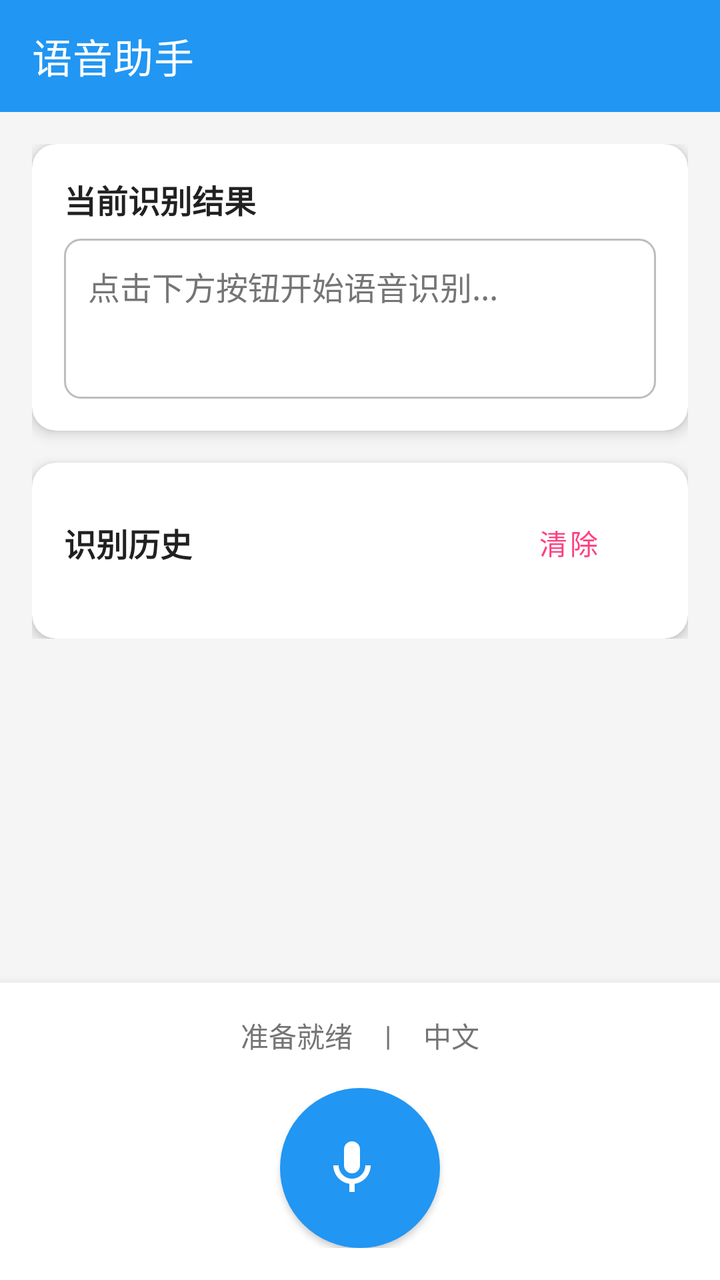
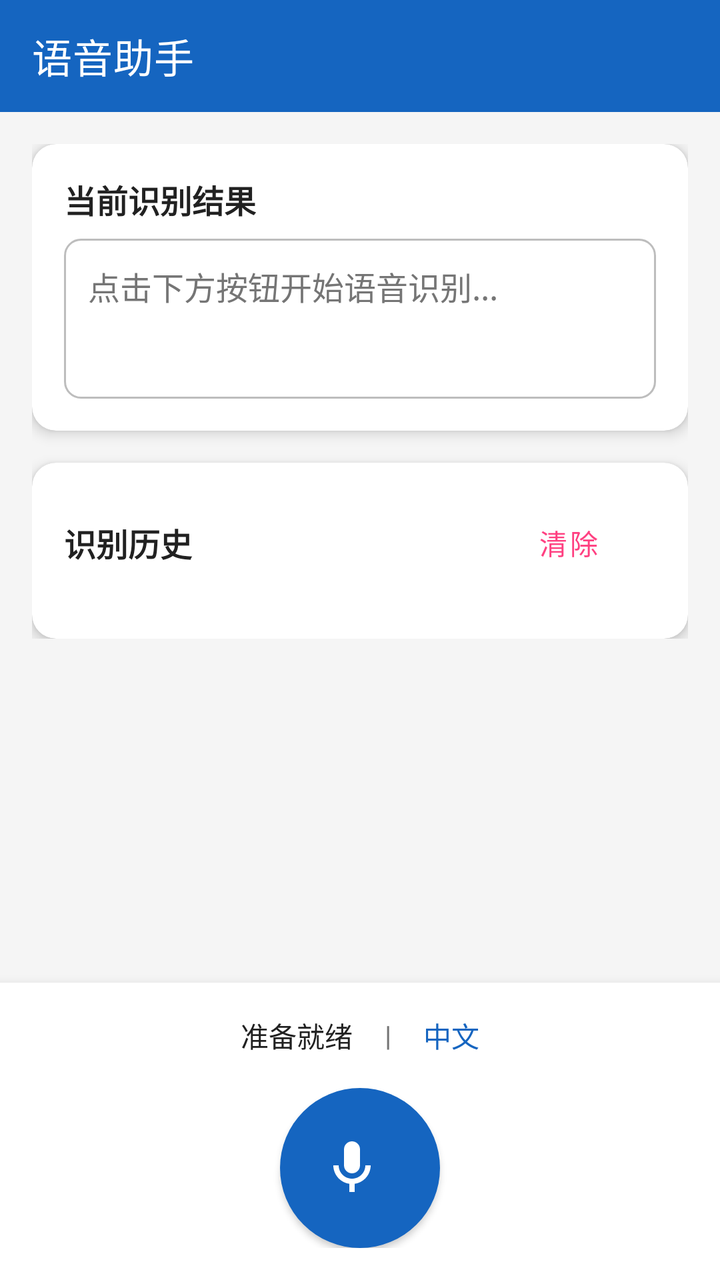

An Android layout rendered at two revisions. The XML below is the earlier revision; the diff shows what the commit changed to produce the second picture.
<!-- AndroidManifest.xml: activity theme Theme.VoiceAssistant -->
<!-- res/layout/activity_main.xml -->
<?xml version="1.0" encoding="utf-8"?>
<androidx.constraintlayout.widget.ConstraintLayout xmlns:android="http://schemas.android.com/apk/res/android"
    xmlns:app="http://schemas.android.com/apk/res-auto"
    xmlns:tools="http://schemas.android.com/tools"
    android:layout_width="match_parent"
    android:layout_height="match_parent"
    android:background="@color/background"
    tools:context=".MainActivity">

    
    <com.google.android.material.appbar.AppBarLayout
        android:id="@+id/appBarLayout"
        android:layout_width="match_parent"
        android:layout_height="wrap_content"
        android:background="@color/primary"
        app:layout_constraintTop_toTopOf="parent">

        <androidx.appcompat.widget.Toolbar
            android:id="@+id/toolbar"
            android:layout_width="match_parent"
            android:layout_height="?attr/actionBarSize"
            android:theme="@style/ThemeOverlay.AppCompat.Dark.ActionBar"
            app:title="@string/app_name"
            app:titleTextColor="@color/white" />

    </com.google.android.material.appbar.AppBarLayout>

    
    <androidx.core.widget.NestedScrollView
        android:layout_width="match_parent"
        android:layout_height="0dp"
        app:layout_constraintBottom_toTopOf="@id/bottomPanel"
        app:layout_constraintTop_toBottomOf="@id/appBarLayout">

        <LinearLayout
            android:layout_width="match_parent"
            android:layout_height="wrap_content"
            android:orientation="vertical"
            android:padding="16dp">

            
            <com.google.android.material.card.MaterialCardView
                android:layout_width="match_parent"
                android:layout_height="wrap_content"
                android:layout_marginBottom="16dp"
                app:cardCornerRadius="12dp"
                app:cardElevation="4dp">

                <LinearLayout
                    android:layout_width="match_parent"
                    android:layout_height="wrap_content"
                    android:orientation="vertical"
                    android:padding="16dp">

                    <TextView
                        android:layout_width="wrap_content"
                        android:layout_height="wrap_content"
                        android:text="当前识别结果"
                        android:textColor="@color/text_primary"
                        android:textSize="16sp"
                        android:textStyle="bold" />

                    <TextView
                        android:id="@+id/tvCurrentText"
                        android:layout_width="match_parent"
                        android:layout_height="wrap_content"
                        android:layout_marginTop="8dp"
                        android:background="@drawable/text_background"
                        android:minHeight="80dp"
                        android:padding="12dp"
                        android:text="点击下方按钮开始语音识别..."
                        android:textColor="@color/text_secondary"
                        android:textSize="16sp" />

                    <TextView
                        android:id="@+id/tvPartialText"
                        android:layout_width="match_parent"
                        android:layout_height="wrap_content"
                        android:layout_marginTop="8dp"
                        android:textColor="@color/accent"
                        android:textSize="14sp"
                        android:visibility="gone" />

                </LinearLayout>

            </com.google.android.material.card.MaterialCardView>

            
            <com.google.android.material.card.MaterialCardView
                android:layout_width="match_parent"
                android:layout_height="wrap_content"
                app:cardCornerRadius="12dp"
                app:cardElevation="4dp">

                <LinearLayout
                    android:layout_width="match_parent"
                    android:layout_height="wrap_content"
                    android:orientation="vertical"
                    android:padding="16dp">

                    <LinearLayout
                        android:layout_width="match_parent"
                        android:layout_height="wrap_content"
                        android:gravity="center_vertical"
                        android:orientation="horizontal">

                        <TextView
                            android:layout_width="0dp"
                            android:layout_height="wrap_content"
                            android:layout_weight="1"
                            android:text="识别历史"
                            android:textColor="@color/text_primary"
                            android:textSize="16sp"
                            android:textStyle="bold" />

                        <com.google.android.material.button.MaterialButton
                            android:id="@+id/btnClearHistory"
                            style="@style/Widget.MaterialComponents.Button.TextButton"
                            android:layout_width="wrap_content"
                            android:layout_height="wrap_content"
                            android:text="清除"
                            android:textColor="@color/accent" />

                    </LinearLayout>

                    <androidx.recyclerview.widget.RecyclerView
                        android:id="@+id/rvHistory"
                        android:layout_width="match_parent"
                        android:layout_height="wrap_content"
                        android:layout_marginTop="8dp"
                        android:nestedScrollingEnabled="false" />

                </LinearLayout>

            </com.google.android.material.card.MaterialCardView>

        </LinearLayout>

    </androidx.core.widget.NestedScrollView>

    
    <LinearLayout
        android:id="@+id/bottomPanel"
        android:layout_width="match_parent"
        android:layout_height="wrap_content"
        android:background="@color/surface"
        android:elevation="8dp"
        android:orientation="vertical"
        android:padding="16dp"
        app:layout_constraintBottom_toBottomOf="parent">

        
        <LinearLayout
            android:layout_width="match_parent"
            android:layout_height="wrap_content"
            android:layout_marginBottom="16dp"
            android:gravity="center"
            android:orientation="horizontal">

            <TextView
                android:id="@+id/tvStatus"
                android:layout_width="wrap_content"
                android:layout_height="wrap_content"
                android:text="准备就绪"
                android:textColor="@color/text_secondary"
                android:textSize="14sp" />

            <TextView
                android:layout_width="wrap_content"
                android:layout_height="wrap_content"
                android:layout_marginStart="16dp"
                android:text="|"
                android:textColor="@color/text_secondary"
                android:textSize="14sp" />

            <TextView
                android:id="@+id/tvLanguage"
                android:layout_width="wrap_content"
                android:layout_height="wrap_content"
                android:layout_marginStart="16dp"
                android:text="中文"
                android:textColor="@color/text_secondary"
                android:textSize="14sp" />

        </LinearLayout>



        
        <com.google.android.material.button.MaterialButton
            android:id="@+id/btnRecord"
            android:layout_width="80dp"
            android:layout_height="80dp"
            android:layout_gravity="center"
            android:background="@drawable/record_button_background"
            android:elevation="8dp"
            android:text=""
            android:padding="0dp"
            android:contentInsetStart="0dp"
            android:contentInsetEnd="0dp"
            app:icon="@drawable/ic_mic"
            app:iconGravity="textStart"
            app:iconSize="32dp" />

        
        <TextView
            android:id="@+id/tvError"
            android:layout_width="match_parent"
            android:layout_height="wrap_content"
            android:layout_marginTop="8dp"
            android:gravity="center"
            android:textColor="@color/error"
            android:textSize="12sp"
            android:visibility="gone" />

    </LinearLayout>

</androidx.constraintlayout.widget.ConstraintLayout>
<!-- resources referenced by this layout -->
<resources>
  <color name="accent">#FF4081</color>
  <color name="background">#F5F5F5</color>
  <color name="error">#F44336</color>
  <color name="primary">#2196F3</color>
  <color name="surface">#FFFFFF</color>
  <color name="text_primary">#212121</color>
  <color name="text_secondary">#757575</color>
  <color name="white">#FFFFFF</color>
  <!-- drawable ic_mic (drawable) -->
  <vector xmlns:android="http://schemas.android.com/apk/res/android"
      android:width="24dp"
      android:height="24dp"
      android:viewportWidth="24"
      android:viewportHeight="24"
      android:tint="@color/white">
      
      <path
          android:fillColor="@android:color/white"
          android:pathData="M12,14c1.66,0 3,-1.34 3,-3V5c0,-1.66 -1.34,-3 -3,-3S9,3.34 9,5v6C9,12.66 10.34,14 12,14z"/>
      <path
          android:fillColor="@android:color/white"
          android:pathData="M17,11c0,2.76 -2.24,5 -5,5s-5,-2.24 -5,-5H5c0,3.53 2.61,6.43 6,6.92V21h2v-3.08c3.39,-0.49 6,-3.39 6,-6.92H17z"/>
          
  </vector>
  <!-- drawable record_button_background (drawable) -->
  <?xml version="1.0" encoding="utf-8"?>
  <ripple xmlns:android="http://schemas.android.com/apk/res/android"
      android:color="@color/primary_light">
  
      <item>
          <shape android:shape="oval">
              <solid android:color="@color/primary" />
              <size
                  android:width="80dp"
                  android:height="80dp" />
          </shape>
      </item>
  
  </ripple>
  <!-- drawable text_background (drawable) -->
  <?xml version="1.0" encoding="utf-8"?>
  <shape xmlns:android="http://schemas.android.com/apk/res/android"
      android:shape="rectangle">
      
      <solid android:color="@color/surface" />
      <corners android:radius="8dp" />
      <stroke
          android:width="1dp"
          android:color="@color/text_hint" />
      
  </shape>
  <string name="app_name">语音助手</string>
  <style name="Theme.VoiceAssistant" parent="Theme.MaterialComponents.DayNight.NoActionBar">
          
          <item name="colorPrimary">@color/primary</item>
          <item name="colorPrimaryVariant">@color/primary_dark</item>
          <item name="colorOnPrimary">@color/white</item>
          
          <item name="colorSecondary">@color/accent</item>
          <item name="colorSecondaryVariant">@color/accent</item>
          <item name="colorOnSecondary">@color/white</item>
          
          <item name="android:statusBarColor">@color/primary_dark</item>
          
          <item name="android:colorBackground">@color/background</item>
          <item name="colorSurface">@color/surface</item>
          
          <item name="android:textColorPrimary">@color/text_primary</item>
          <item name="android:textColorSecondary">@color/text_secondary</item>
          <item name="android:textColorHint">@color/text_hint</item>
          
          <item name="colorError">@color/error</item>
      </style>
  <color name="primary_light">#BBDEFB</color>
  <color name="text_hint">#BDBDBD</color>
  <color name="primary_dark">#1976D2</color>
</resources>

<!-- the commit's change to res/layout/activity_main.xml (unified diff, before → after) -->
@@ -162,7 +162,7 @@
                 android:layout_width="wrap_content"
                 android:layout_height="wrap_content"
                 android:text="准备就绪"
-                android:textColor="@color/text_secondary"
+                android:textColor="@color/text_primary"
                 android:textSize="14sp" />
 
             <TextView
@@ -179,7 +179,7 @@
                 android:layout_height="wrap_content"
                 android:layout_marginStart="16dp"
                 android:text="中文"
-                android:textColor="@color/text_secondary"
+                android:textColor="@color/primary"
                 android:textSize="14sp" />
 
         </LinearLayout>
<!-- resource entries referenced after the edit -->
@@ -3,7 +3,7 @@
   <color name="accent">#FF4081</color>
   <color name="background">#F5F5F5</color>
   <color name="error">#F44336</color>
-  <color name="primary">#2196F3</color>
+  <color name="primary">#1565C0</color>
   <color name="surface">#FFFFFF</color>
   <color name="text_primary">#212121</color>
   <color name="text_secondary">#757575</color>
